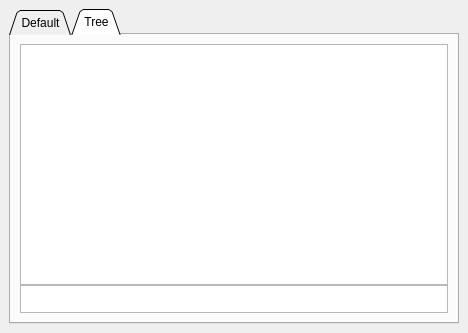
The window that src/console/console.ui (AcidVenom/snuffbox-cmake) describes before a commit, drawn with Qt 5.
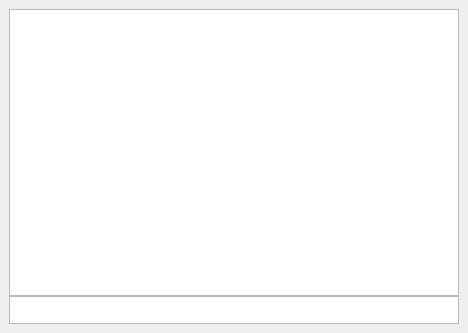
The same window after the commit. The open tabs and pages were chosen to show the change.

Commit message: Colour palette for console

What changed in the file:
```diff
--- a/src/console/console.ui
+++ b/src/console/console.ui
@@ -16,19 +16,6 @@
   <widget class="QWidget" name="centralwidget">
    <layout class="QGridLayout" name="gridLayout">
     <item row="0" column="0">
-     <widget class="QTabWidget" name="tabs">
-      <property name="tabShape">
-       <enum>QTabWidget::Triangular</enum>
-      </property>
-      <property name="currentIndex">
-       <number>0</number>
-      </property>
-      <widget class="QWidget" name="tab1">
-       <attribute name="title">
-        <string>Default</string>
-       </attribute>
-       <layout class="QGridLayout" name="gridLayout_2">
-        <item row="0" column="0">
          <layout class="QVBoxLayout" name="layoutTerminal">
           <property name="spacing">
            <number>0</number>
@@ -57,37 +44,6 @@
            </widget>
           </item>
          </layout>
-        </item>
-       </layout>
-      </widget>
-      <widget class="QWidget" name="tab2">
-       <attribute name="title">
-        <string>Tree</string>
-       </attribute>
-       <layout class="QGridLayout" name="gridLayout_3">
-        <item row="0" column="0">
-         <layout class="QVBoxLayout" name="layoutTree">
-          <property name="spacing">
-           <number>0</number>
-          </property>
-          <item>
-           <widget class="QTreeView" name="tree"/>
-          </item>
-          <item>
-           <widget class="QTextEdit" name="input2">
-            <property name="maximumSize">
-             <size>
-              <width>16777215</width>
-              <height>28</height>
-             </size>
-            </property>
-           </widget>
-          </item>
-         </layout>
-        </item>
-       </layout>
-      </widget>
-     </widget>
     </item>
    </layout>
   </widget>
```
Lines whose indentation alone changed are shown as unchanged. The commit also changes 5 other files.
